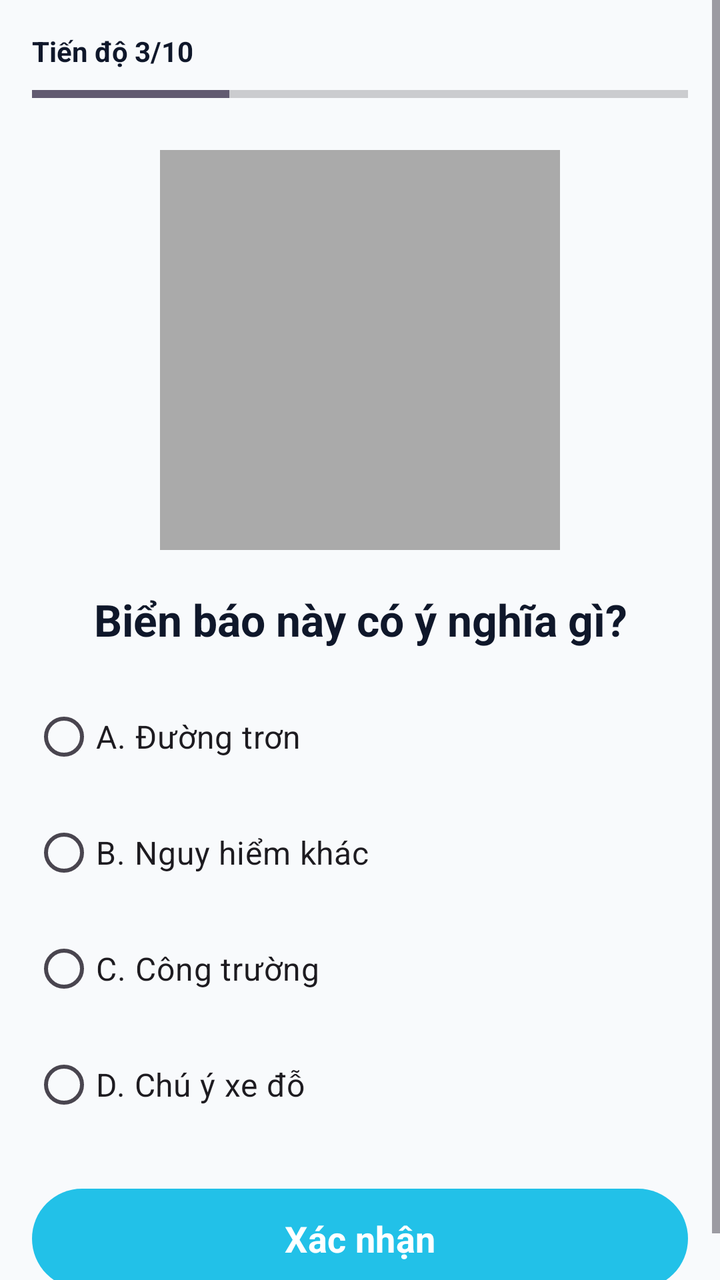
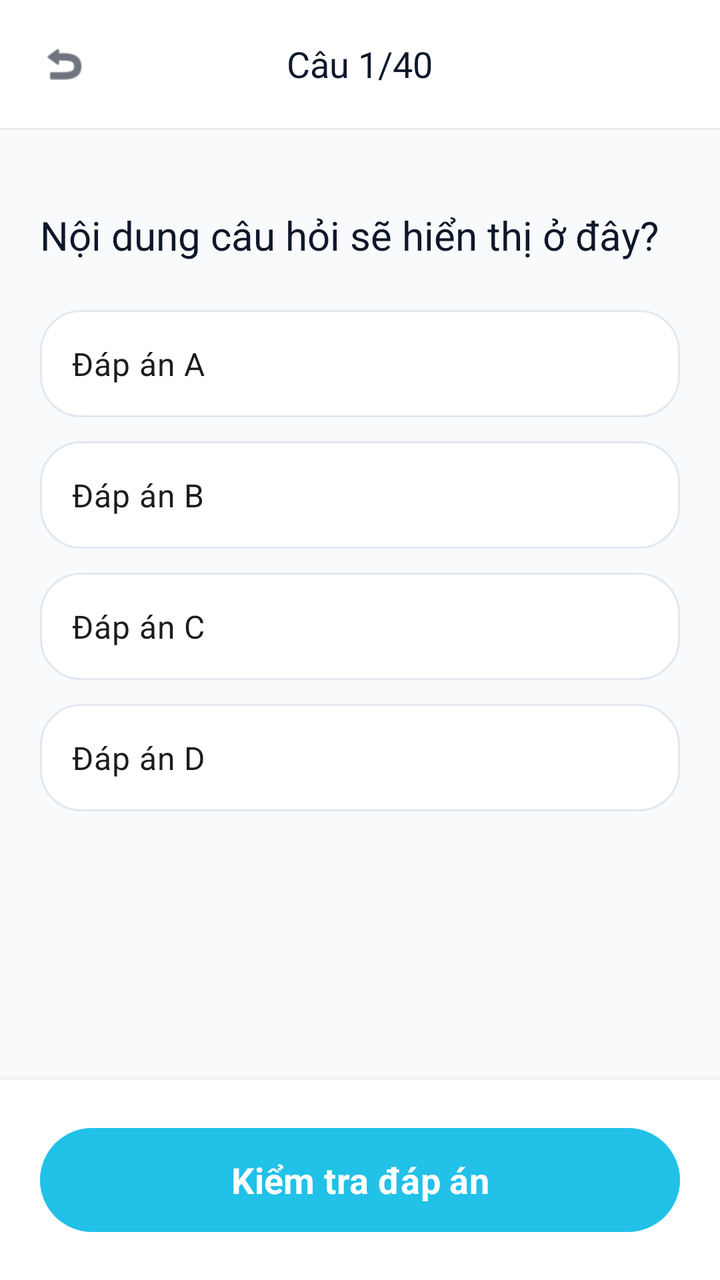

Compare the two renders of this Android layout. The source of the first and the diff that turns it into the second are given below.
<!-- AndroidManifest.xml: application theme Theme.SmartTraffic -->
<!-- res/layout/activity_sign_quiz.xml -->
<?xml version="1.0" encoding="utf-8"?>
<ScrollView xmlns:android="http://schemas.android.com/apk/res/android"
    xmlns:app="http://schemas.android.com/apk/res-auto"
    android:background="#F8FAFC"
    android:layout_width="match_parent"
    android:layout_height="match_parent">

    <LinearLayout
        android:orientation="vertical"
        android:padding="16dp"
        android:layout_width="match_parent"
        android:layout_height="wrap_content">

        <TextView
            android:layout_width="wrap_content"
            android:layout_height="wrap_content"
            android:text="Tiến độ 3/10"
            android:textStyle="bold"
            android:textColor="#0F172A" />

        <ProgressBar
            style="?android:attr/progressBarStyleHorizontal"
            android:layout_width="match_parent"
            android:layout_height="8dp"
            android:progress="30"
            android:layout_marginTop="8dp" />

        <ImageView
            android:layout_width="200dp"
            android:layout_height="200dp"
            android:layout_gravity="center"
            android:layout_marginTop="24dp"
            android:src="@android:color/darker_gray" />

        <TextView
            android:layout_width="match_parent"
            android:layout_height="wrap_content"
            android:text="Biển báo này có ý nghĩa gì?"
            android:textSize="22sp"
            android:textStyle="bold"
            android:textColor="#0F172A"
            android:gravity="center"
            android:layout_marginTop="20dp" />

        <RadioGroup
            android:layout_width="match_parent"
            android:layout_height="wrap_content"
            android:layout_marginTop="20dp">

            <RadioButton
                android:layout_width="match_parent"
                android:layout_height="wrap_content"
                android:text="A. Đường trơn"
                android:textSize="16sp" />

            <RadioButton
                android:layout_width="match_parent"
                android:layout_height="wrap_content"
                android:text="B. Nguy hiểm khác"
                android:textSize="16sp"
                android:layout_marginTop="10dp" />

            <RadioButton
                android:layout_width="match_parent"
                android:layout_height="wrap_content"
                android:text="C. Công trường"
                android:textSize="16sp"
                android:layout_marginTop="10dp" />

            <RadioButton
                android:layout_width="match_parent"
                android:layout_height="wrap_content"
                android:text="D. Chú ý xe đỗ"
                android:textSize="16sp"
                android:layout_marginTop="10dp" />
        </RadioGroup>

        <com.google.android.material.button.MaterialButton
            android:id="@+id/btnConfirm"
            android:layout_width="match_parent"
            android:layout_height="58dp"
            android:layout_marginTop="24dp"
            android:text="Xác nhận"
            android:textAllCaps="false"
            android:textColor="#FFFFFF"
            android:textSize="18sp"
            android:textStyle="bold"
            app:backgroundTint="#22C1E8"
            app:cornerRadius="29dp" />
    </LinearLayout>
</ScrollView>
<!-- resources referenced by this layout -->
<resources>
  <style name="Theme.SmartTraffic" parent="Base.Theme.SmartTraffic" />
  <style name="Base.Theme.SmartTraffic" parent="Theme.Material3.DayNight.NoActionBar">
          
          <item name="android:fontFamily">sans-serif</item>
          <item name="fontFamily">sans-serif</item>
      </style>
</resources>

<!-- the commit's change to res/layout/activity_sign_quiz.xml (unified diff, before → after) -->
@@ -1,91 +1,151 @@
 <?xml version="1.0" encoding="utf-8"?>
-<ScrollView xmlns:android="http://schemas.android.com/apk/res/android"
+<RelativeLayout xmlns:android="http://schemas.android.com/apk/res/android"
     xmlns:app="http://schemas.android.com/apk/res-auto"
-    android:background="#F8FAFC"
     android:layout_width="match_parent"
-    android:layout_height="match_parent">
+    android:layout_height="match_parent"
+    android:background="#F8FAFC">
+
+    
+    <RelativeLayout
+        android:id="@+id/header"
+        android:layout_width="match_parent"
+        android:layout_height="64dp"
+        android:background="#FFFFFF"
+        android:elevation="1dp">
+        <ImageView
+            android:id="@+id/btnBack"
+            android:layout_width="48dp"
+            android:layout_height="48dp"
+            android:layout_centerVertical="true"
+            android:layout_marginStart="8dp"
+            android:padding="12dp"
+            android:src="@android:drawable/ic_menu_revert"
+            app:tint="#0F172A"
+            android:background="?attr/selectableItemBackgroundBorderless"
+            android:clickable="true"
+            android:focusable="true"
+            android:contentDescription="Quay lại" />
+        <TextView
+            android:id="@+id/tvQuestionIndex"
+            android:layout_width="wrap_content"
+            android:layout_height="wrap_content"
+            android:layout_centerInParent="true"
+            android:fontFamily="sans-serif-black"
+            android:text="Câu 1/40"
+            android:textColor="#0F172A"
+            android:textSize="18sp" />
+    </RelativeLayout>
+
+    <ScrollView
+        android:layout_width="match_parent"
+        android:layout_height="match_parent"
+        android:layout_above="@+id/bottomArea"
+        android:layout_below="@id/header"
+        android:clipToPadding="false"
+        android:fillViewport="true">
+
+        <LinearLayout
+            android:layout_width="match_parent"
+            android:layout_height="wrap_content"
+            android:orientation="vertical"
+            android:padding="20dp">
+
+            <com.google.android.material.card.MaterialCardView
+                android:id="@+id/cardImage"
+                android:layout_width="match_parent"
+                android:layout_height="200dp"
+                app:cardCornerRadius="20dp"
+                app:cardElevation="0dp"
+                android:visibility="gone">
+                <ImageView
+                    android:id="@+id/imgQuestion"
+                    android:layout_width="match_parent"
+                    android:layout_height="match_parent"
+                    android:scaleType="centerInside"
+                    android:contentDescription="Hình ảnh câu hỏi" />
+            </com.google.android.material.card.MaterialCardView>
+
+            <TextView
+                android:id="@+id/tvQuestion"
+                android:layout_width="match_parent"
+                android:layout_height="wrap_content"
+                android:layout_marginTop="20dp"
+                android:fontFamily="sans-serif-bold"
+                android:lineSpacingExtra="4dp"
+                android:text="Nội dung câu hỏi sẽ hiển thị ở đây?"
+                android:textColor="#0F172A"
+                android:textSize="20sp" />
+
+            <RadioGroup
+                android:id="@+id/radioGroup"
+                android:layout_width="match_parent"
+                android:layout_height="wrap_content"
+                android:layout_marginTop="24dp">
+
+                <RadioButton
+                    android:id="@+id/btnOptionA"
+                    android:layout_width="match_parent"
+                    android:layout_height="wrap_content"
+                    android:layout_marginBottom="12dp"
+                    android:background="@drawable/bg_card"
+                    android:padding="16dp"
+                    android:button="@null"
+                    android:text="Đáp án A"
+                    android:textSize="16sp" />
+
+                <RadioButton
+                    android:id="@+id/btnOptionB"
+                    android:layout_width="match_parent"
+                    android:layout_height="wrap_content"
+                    android:layout_marginBottom="12dp"
+                    android:background="@drawable/bg_card"
+                    android:padding="16dp"
+                    android:button="@null"
+                    android:text="Đáp án B"
+                    android:textSize="16sp" />
+
+                <RadioButton
+                    android:id="@+id/btnOptionC"
+                    android:layout_width="match_parent"
+                    android:layout_height="wrap_content"
+                    android:layout_marginBottom="12dp"
+                    android:background="@drawable/bg_card"
+                    android:padding="16dp"
+                    android:button="@null"
+                    android:text="Đáp án C"
+                    android:textSize="16sp" />
+
+                <RadioButton
+                    android:id="@+id/btnOptionD"
+                    android:layout_width="match_parent"
+                    android:layout_height="wrap_content"
+                    android:background="@drawable/bg_card"
+                    android:padding="16dp"
+                    android:button="@null"
+                    android:text="Đáp án D"
+                    android:textSize="16sp" />
+            </RadioGroup>
+        </LinearLayout>
+    </ScrollView>
 
     <LinearLayout
-        android:orientation="vertical"
-        android:padding="16dp"
+        android:id="@+id/bottomArea"
         android:layout_width="match_parent"
-        android:layout_height="wrap_content">
-
-        <TextView
-            android:layout_width="wrap_content"
-            android:layout_height="wrap_content"
-            android:text="Tiến độ 3/10"
-            android:textStyle="bold"
-            android:textColor="#0F172A" />
-
-        <ProgressBar
-            style="?android:attr/progressBarStyleHorizontal"
-            android:layout_width="match_parent"
-            android:layout_height="8dp"
-            android:progress="30"
-            android:layout_marginTop="8dp" />
-
-        <ImageView
-            android:layout_width="200dp"
-            android:layout_height="200dp"
-            android:layout_gravity="center"
-            android:layout_marginTop="24dp"
-            android:src="@android:color/darker_gray" />
-
-        <TextView
-            android:layout_width="match_parent"
-            android:layout_height="wrap_content"
-            android:text="Biển báo này có ý nghĩa gì?"
-            android:textSize="22sp"
-            android:textStyle="bold"
-            android:textColor="#0F172A"
-            android:gravity="center"
-            android:layout_marginTop="20dp" />
-
-        <RadioGroup
-            android:layout_width="match_parent"
-            android:layout_height="wrap_content"
-            android:layout_marginTop="20dp">
-
-            <RadioButton
-                android:layout_width="match_parent"
-                android:layout_height="wrap_content"
-                android:text="A. Đường trơn"
-                android:textSize="16sp" />
-
-            <RadioButton
-                android:layout_width="match_parent"
-                android:layout_height="wrap_content"
-                android:text="B. Nguy hiểm khác"
-                android:textSize="16sp"
-                android:layout_marginTop="10dp" />
-
-            <RadioButton
-                android:layout_width="match_parent"
-                android:layout_height="wrap_content"
-                android:text="C. Công trường"
-                android:textSize="16sp"
-                android:layout_marginTop="10dp" />
-
-            <RadioButton
-                android:layout_width="match_parent"
-                android:layout_height="wrap_content"
-                android:text="D. Chú ý xe đỗ"
-                android:textSize="16sp"
-                android:layout_marginTop="10dp" />
-        </RadioGroup>
-
+        android:layout_height="wrap_content"
+        android:layout_alignParentBottom="true"
+        android:background="#FFFFFF"
+        android:padding="20dp"
+        android:elevation="8dp">
         <com.google.android.material.button.MaterialButton
             android:id="@+id/btnConfirm"
             android:layout_width="match_parent"
-            android:layout_height="58dp"
-            android:layout_marginTop="24dp"
-            android:text="Xác nhận"
+            android:layout_height="60dp"
+            android:text="Kiểm tra đáp án"
             android:textAllCaps="false"
-            android:textColor="#FFFFFF"
             android:textSize="18sp"
             android:textStyle="bold"
-            app:backgroundTint="#22C1E8"
-            app:cornerRadius="29dp" />
+            app:cornerRadius="30dp"
+            app:backgroundTint="#22C1E8" />
     </LinearLayout>
-</ScrollView>
+
+</RelativeLayout>
<!-- resource entries referenced after the edit -->
@@ -1,5 +1,14 @@
 <!-- resources referenced by this layout -->
 <resources>
+  <!-- drawable bg_card (drawable) -->
+  <?xml version="1.0" encoding="utf-8"?>
+  <shape xmlns:android="http://schemas.android.com/apk/res/android">
+      <solid android:color="#FFFFFF"/>
+      <corners android:radius="20dp"/>
+      <stroke
+          android:width="1dp"
+          android:color="#E2E8F0"/>
+  </shape>
   <style name="Theme.SmartTraffic" parent="Base.Theme.SmartTraffic" />
   <style name="Base.Theme.SmartTraffic" parent="Theme.Material3.DayNight.NoActionBar">
           
